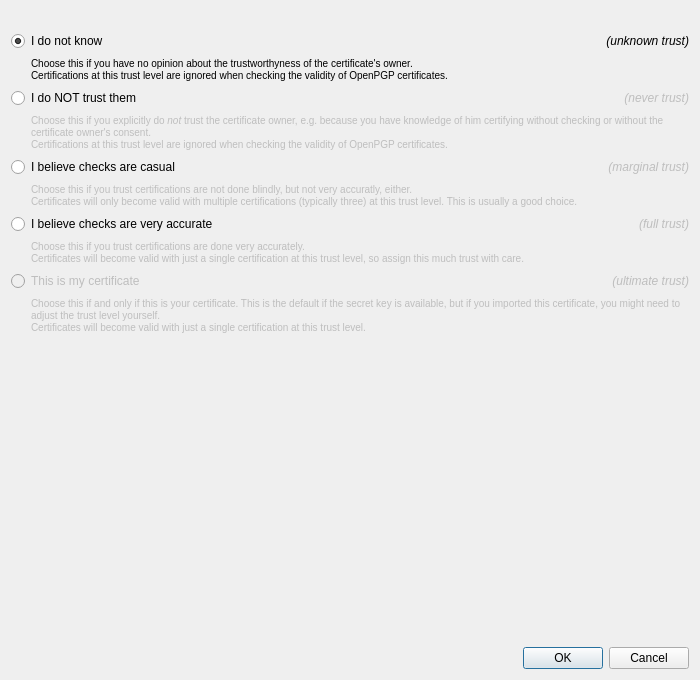
Before: the Qt Designer form dialogs/ownertrustdialog.ui in sensama/kleopatra, drawn with Qt 5.
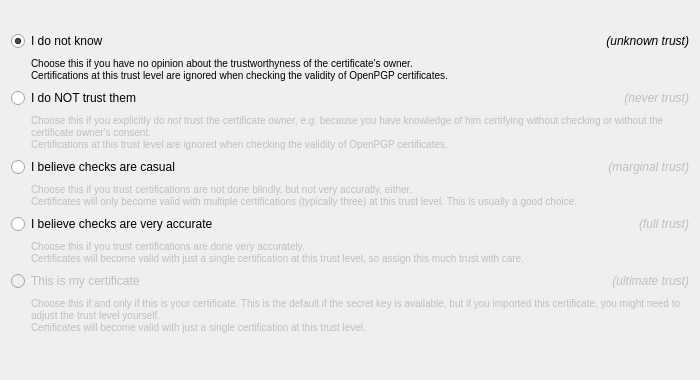
After: the same form once the commit is applied.

Commit message:
Use KDialog as base class to fix layout on WinCE
Let CertificateDetailsDialog, ExpiryDialog and OwnerTrustDialog
inherit KDialog instead of QDialog to make them usable under WinCE
where KDialog adds a QScrollArea automatically if the dialog size
is larger than the screen.

The edit to the form file:
```diff
--- a/dialogs/ownertrustdialog.ui
+++ b/dialogs/ownertrustdialog.ui
@@ -1,12 +1,12 @@
 <ui version="4.0" >
  <class>OwnerTrustDialog</class>
- <widget class="QDialog" name="OwnerTrustDialog" >
-  <property name="geometry" >
+ <widget class="QWidget" name="OwnerTrustDialog">
+  <property name="geometry">
    <rect>
     <x>0</x>
     <y>0</y>
     <width>700</width>
-    <height>680</height>
+    <height>380</height>
    </rect>
   </property>
   <layout class="QVBoxLayout" name="verticalLayout" >
@@ -324,16 +324,6 @@
      </property>
     </spacer>
    </item>
-   <item>
-    <widget class="QDialogButtonBox" name="buttonBox" >
-     <property name="orientation" >
-      <enum>Qt::Horizontal</enum>
-     </property>
-     <property name="standardButtons" >
-      <set>QDialogButtonBox::Cancel|QDialogButtonBox::Ok</set>
-     </property>
-    </widget>
-   </item>
   </layout>
   <zorder>label</zorder>
   <zorder>unknownRB</zorder>
```
Left out of the diff: 392 changed lines with no effect on the pictures. The commit also changes 8 other files.
